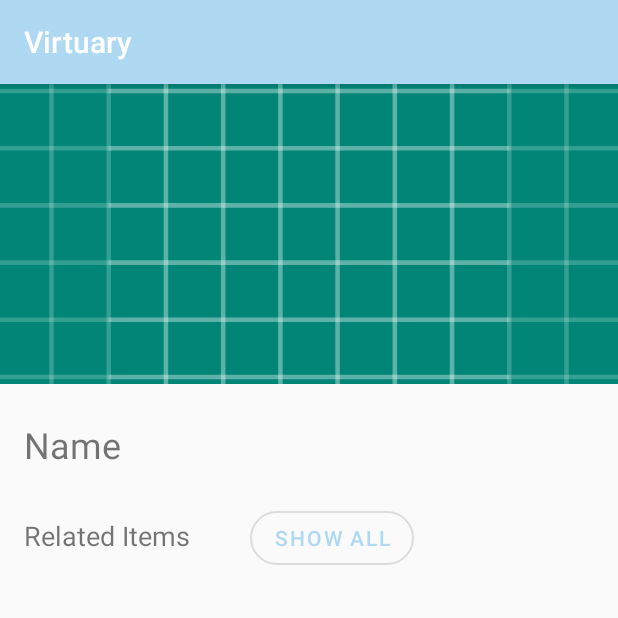
After one commit to azureguard/virtuary, an Android app: the fragment MemberFragment shown on its own in the app's theme, on a phone screen of 412 x 824 dp, the top half of it. The commit adds this screen. Run offline under Robolectric (Android 15) with nearby library versions, the phone set to English and light mode, and no system bars; our stand-ins replace data binding.

Commit message:
Implement basic layout for family member detail

```diff
--- /dev/null
+++ b/app/src/main/java/com/virtuary/app/screens/family/member/MemberFragment.kt
@@ -0,0 +1,28 @@
+package com.virtuary.app.screens.family.member
+
+import android.os.Bundle
+import android.view.*
+import androidx.databinding.DataBindingUtil
+import androidx.fragment.app.Fragment
+import com.virtuary.app.R
+import com.virtuary.app.databinding.FragmentFamilyMemberBinding
+
+
+/**
+ * Fragment for the family member details
+ */
+class MemberFragment : Fragment() {
+
+    override fun onCreateView(
+        inflater: LayoutInflater, container: ViewGroup?,
+        savedInstanceState: Bundle?
+    ): View {
+        // Inflate the layout for this fragment
+        val binding: FragmentFamilyMemberBinding = DataBindingUtil.inflate(
+            inflater, R.layout.fragment_family_member, container, false
+        )
+
+        return binding.root
+    }
+
+}
--- /dev/null
+++ b/app/src/main/res/layout/fragment_family_member.xml
@@ -0,0 +1,71 @@
+<?xml version="1.0" encoding="utf-8"?>
+<layout xmlns:android="http://schemas.android.com/apk/res/android"
+        xmlns:app="http://schemas.android.com/apk/res-auto"
+        xmlns:tools="http://schemas.android.com/tools">
+
+    <data>
+        <variable
+                name="memberViewModel"
+                type="com.virtuary.app.screens.family.member.MemberViewModel" />
+    </data>
+
+    <ScrollView
+            android:layout_width="match_parent"
+            android:layout_height="match_parent">
+
+        <androidx.constraintlayout.widget.ConstraintLayout
+                android:id="@+id/constraintLayout"
+                android:layout_width="match_parent"
+                android:layout_height="wrap_content"
+                android:orientation="vertical">
+
+            <ImageView
+                    android:id="@+id/member_picture"
+                    android:layout_width="0dp"
+                    android:layout_height="200dp"
+                    android:contentDescription="@string/profile_picture"
+                    android:scaleType="centerCrop"
+                    app:layout_constraintEnd_toEndOf="parent"
+                    app:layout_constraintHorizontal_bias="0.0"
+                    app:layout_constraintStart_toStartOf="parent"
+                    app:layout_constraintTop_toTopOf="parent"
+                    app:srcCompat="@drawable/ic_launcher_background"
+                    tools:srcCompat="@tools:sample/avatars" />
+
+            <TextView
+                    android:id="@+id/member_name"
+                    android:layout_width="wrap_content"
+                    android:layout_height="wrap_content"
+                    android:layout_marginStart="16dp"
+                    android:layout_marginTop="24dp"
+                    android:text="@string/name"
+                    android:textSize="24sp"
+                    app:layout_constraintStart_toStartOf="parent"
+                    app:layout_constraintTop_toBottomOf="@+id/member_picture" />
+
+            <TextView
+                    android:id="@+id/related_items"
+                    android:layout_width="wrap_content"
+                    android:layout_height="wrap_content"
+                    android:layout_marginStart="16dp"
+                    android:layout_marginTop="32dp"
+                    android:text="@string/related_items"
+                    android:textSize="18sp"
+                    app:layout_constraintStart_toStartOf="parent"
+                    app:layout_constraintTop_toBottomOf="@+id/member_name" />
+
+            <com.google.android.material.button.MaterialButton
+                    android:id="@+id/show_all_button"
+                    style="@style/Widget.MaterialComponents.Button.OutlinedButton"
+                    android:layout_width="wrap_content"
+                    android:layout_height="wrap_content"
+                    android:layout_marginStart="40dp"
+                    android:text="@string/show_all"
+                    android:theme="@style/MaterialTheme"
+                    app:cornerRadius="100dp"
+                    app:layout_constraintBaseline_toBaselineOf="@+id/related_items"
+                    app:layout_constraintStart_toEndOf="@+id/related_items" />
+
+        </androidx.constraintlayout.widget.ConstraintLayout>
+    </ScrollView>
+</layout>
--- a/app/src/main/res/values/strings.xml
+++ b/app/src/main/res/values/strings.xml
@@ -23,6 +23,9 @@
     <string name="profile_picture">Profile picture</string>
     <string name="navigation_drawer_open">Open navigation drawer</string>
     <string name="navigation_drawer_close">Close navigation drawer</string>
+    <string name="set_alias">Set alias</string>
+    <string name="related_items">Related Items</string>
+    <string name="show_all">Show All</string>
     <string name="title">Title</string>
     <string name="current_location">Current Location</string>
     <string name="related_to">Related to</string>
--- a/app/src/main/res/values/styles.xml
+++ b/app/src/main/res/values/styles.xml
@@ -12,4 +12,10 @@
         <item name="android:background">@android:color/white</item>
     </style>
 
+    <style name="MaterialTheme" parent="Theme.MaterialComponents.Light.DarkActionBar">
+        <item name="colorPrimary">@color/colorPrimary</item>
+        <item name="colorPrimaryDark">@color/colorPrimaryDark</item>
+        <item name="colorAccent">@color/colorAccent</item>
+    </style>
+
 </resources>
```
